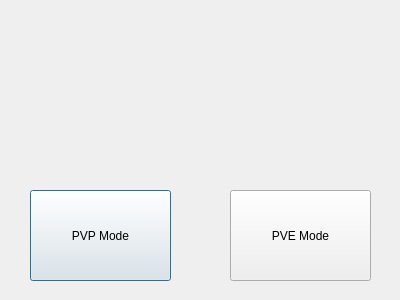
Old version of the form Gomoku/startGame.ui in the repository Mango-HaiK/Gomuku.
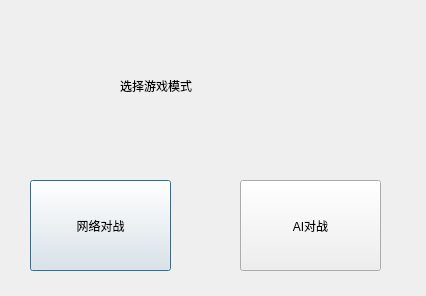
New version of the form.

Patch:
```diff
--- a/Gomoku/startGame.ui
+++ b/Gomoku/startGame.ui
@@ -6,37 +6,65 @@
    <rect>
     <x>0</x>
     <y>0</y>
-    <width>400</width>
-    <height>300</height>
+    <width>426</width>
+    <height>296</height>
    </rect>
   </property>
   <property name="windowTitle">
    <string>Dialog</string>
   </property>
+  <property name="styleSheet">
+   <string notr="true"/>
+  </property>
   <widget class="QPushButton" name="btn_PVP">
    <property name="geometry">
     <rect>
      <x>30</x>
-     <y>190</y>
+     <y>180</y>
      <width>141</width>
      <height>91</height>
     </rect>
    </property>
+   <property name="styleSheet">
+    <string notr="true">font: 63 28pt &quot;PingFang SC&quot;;</string>
+   </property>
    <property name="text">
-    <string>PVP Mode</string>
+    <string>网络对战</string>
    </property>
   </widget>
   <widget class="QPushButton" name="btn_PVE">
    <property name="geometry">
     <rect>
-     <x>230</x>
-     <y>190</y>
+     <x>240</x>
+     <y>180</y>
      <width>141</width>
      <height>91</height>
     </rect>
    </property>
+   <property name="styleSheet">
+    <string notr="true">font: 63 28pt &quot;PingFang SC&quot;;</string>
+   </property>
    <property name="text">
-    <string>PVE Mode</string>
+    <string>AI对战</string>
+   </property>
+  </widget>
+  <widget class="QLabel" name="label">
+   <property name="geometry">
+    <rect>
+     <x>120</x>
+     <y>40</y>
+     <width>171</width>
+     <height>91</height>
+    </rect>
+   </property>
+   <property name="styleSheet">
+    <string notr="true">font: 63 28pt &quot;PingFang SC&quot;;</string>
+   </property>
+   <property name="text">
+    <string>选择游戏模式</string>
+   </property>
+   <property name="textFormat">
+    <enum>Qt::AutoText</enum>
    </property>
   </widget>
  </widget>
```
